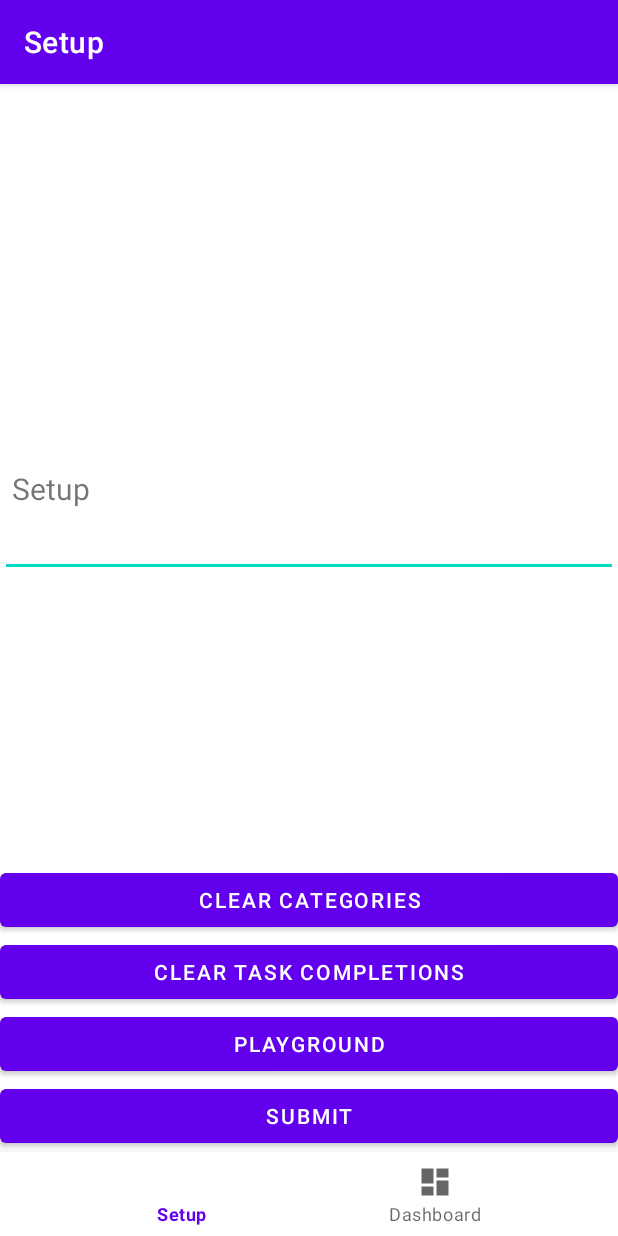
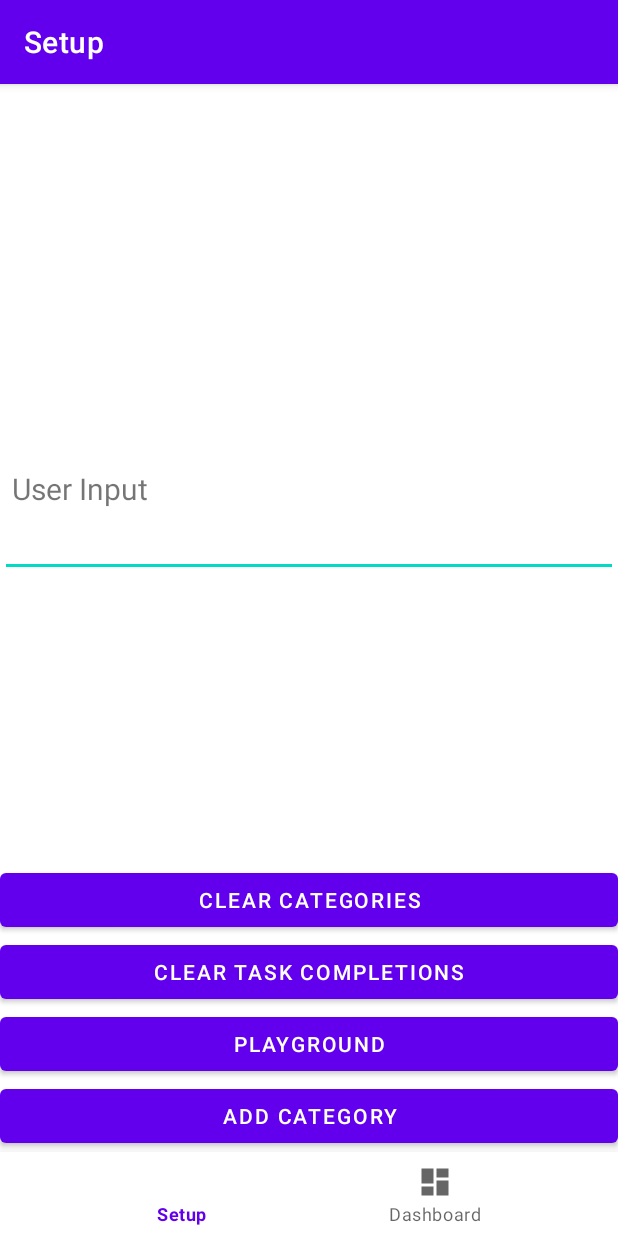
Before and after one commit to Troy1010/TMinusTasker, an Android app built with Jetpack Compose: the screen it shows after launch (MainActivity), on a phone screen of 412 x 824 dp. Run offline under Robolectric (Android 15) with nearby library versions, the light colour scheme and no system bars; our stand-ins replace Dagger/Hilt's generated code, RxJava, navigation-ui; libraries missing offline, so code that uses them is left out: com.tminus1010.tmcommonkotlin; 2 statements that could not run were skipped.

Commit message:
ui adjustments for Dashboard and Setup, cleanup

```diff
--- a/app/src/main/java/com/tminus1010/tminustasker/ui/setup/SetupFragment.kt
+++ b/app/src/main/java/com/tminus1010/tminustasker/ui/setup/SetupFragment.kt
@@ -22,7 +22,7 @@ class SetupFragment : Fragment() {
 
     private var _binding: FragmentSetupBinding? = null
     private val binding get() = _binding!!
-    val viewModel by lazy { ViewModelProvider(this).get(SetupViewModel::class.java) }
+    private val viewModel by lazy { ViewModelProvider(this).get(SetupViewModel::class.java) }
 
     override fun onCreateView(
         inflater: LayoutInflater,
@@ -38,7 +38,7 @@ class SetupFragment : Fragment() {
         // # User Intents
         binding.edittextInputCategory.setOnEditorActionListener(OnEditorActionListener { v, actionId, event ->
             if (actionId == EditorInfo.IME_ACTION_DONE) {
-                runBlocking { viewModel.userInputCategoryName.emit(binding.edittextInputCategory.text.toString()) }
+                runBlocking { viewModel.userInput.emit(binding.edittextInputCategory.text.toString()) }
                 getSystemService(requireActivity(), InputMethodManager::class.java)?.hideSoftInputFromWindow(view.windowToken, 0)
                 return@OnEditorActionListener true
             }
--- a/app/src/main/res/layout/fragment_setup.xml
+++ b/app/src/main/res/layout/fragment_setup.xml
@@ -13,7 +13,7 @@
         android:layout_marginStart="8dp"
         android:layout_marginTop="8dp"
         android:layout_marginEnd="8dp"
-        android:text="@string/setup"
+        android:text="User Input"
         android:textAlignment="textStart"
         android:textSize="20sp"
         app:layout_constraintBottom_toTopOf="@id/edittext_input_category"
@@ -55,6 +55,6 @@
         android:id="@+id/button_add_category"
         android:layout_width="match_parent"
         android:layout_height="wrap_content"
-        android:text="@string/submit"
+        android:text="Add Category"
         app:layout_constraintBottom_toBottomOf="parent" />
 </androidx.constraintlayout.widget.ConstraintLayout>
--- a/app/src/main/res/values/strings.xml
+++ b/app/src/main/res/values/strings.xml
@@ -6,6 +6,6 @@
     <string name="setup">Setup</string>
     <string name="submit">Submit</string>
     <string name="submitted_successfully">Submitted successfully</string>
-    <string name="registered_task_completion_for">Registered Task Completion For:%1$s</string>
-    <string name="removed_category">Removed Category:%1$s</string>
+    <string name="registered_task_completion_for">Registered Task Completion For: %1$s</string>
+    <string name="removed_category">Removed Category: %1$s</string>
 </resources>
```
Also changed, not shown: app/src/main/java/com/tminus1010/tminustasker/ui/dashboard/DashboardFragment.kt (+7 -16 lines), app/src/main/java/com/tminus1010/tminustasker/ui/setup/SetupViewModel.kt (+4 -3 lines).
